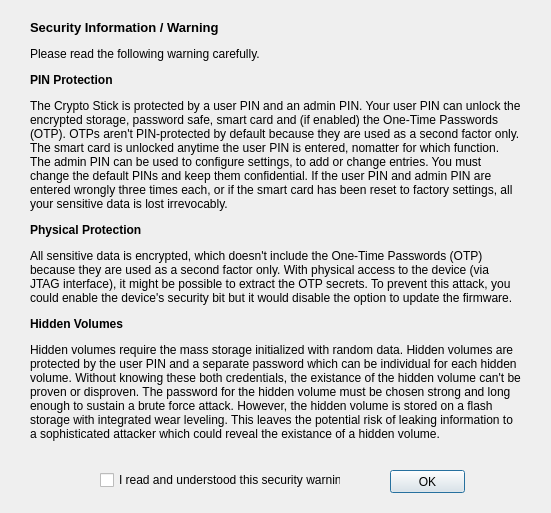
This is securitydialog.ui in Nitrokey/nitrokey-app as Qt 5 draws it before an edit. The edited form follows.
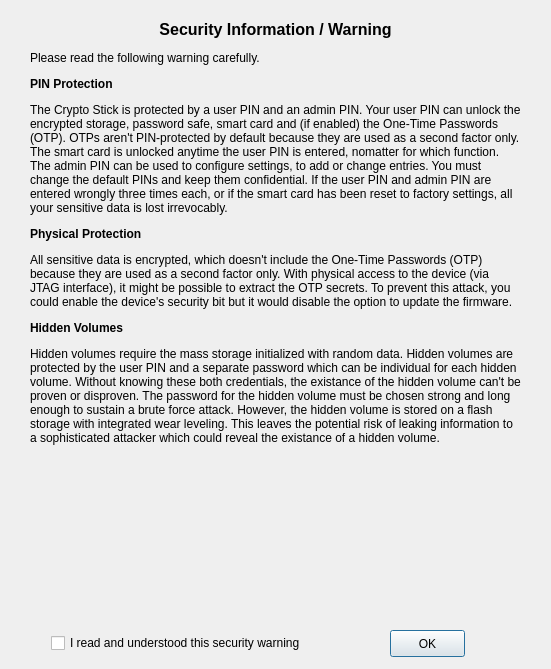
This is the edited form.

```diff
--- a/securitydialog.ui
+++ b/securitydialog.ui
@@ -7,7 +7,7 @@
     <x>0</x>
     <y>0</y>
     <width>551</width>
-    <height>513</height>
+    <height>669</height>
    </rect>
   </property>
   <property name="windowTitle">
@@ -19,11 +19,11 @@
      <x>30</x>
      <y>20</y>
      <width>491</width>
-     <height>451</height>
+     <height>601</height>
     </rect>
    </property>
    <property name="text">
-    <string>&lt;html&gt;&lt;head/&gt;&lt;body&gt;&lt;p&gt;&lt;span style=&quot; font-size:10pt; font-weight:600;&quot;&gt;Security Information / Warning&lt;/span&gt;&lt;/p&gt;&lt;p&gt;Please read the following warning carefully.&lt;/p&gt;&lt;p&gt;&lt;span style=&quot; font-weight:600;&quot;&gt;PIN Protection&lt;/span&gt;&lt;/p&gt;&lt;p&gt;The Crypto Stick is protected by a user PIN and an admin PIN. Your user PIN can unlock the encrypted storage, password safe, smart card and (if enabled) the One-Time Passwords (OTP). OTPs aren't PIN-protected by default because they are used as a second factor only. The smart card is unlocked anytime the user PIN is entered, nomatter for which function. The admin PIN can be used to configure settings, to add or change entries. You must change the default PINs and keep them confidential. If the user PIN and admin PIN are entered wrongly three times each, or if the smart card has been reset to factory settings, all your sensitive data is lost irrevocably.&lt;/p&gt;&lt;p&gt;&lt;span style=&quot; font-weight:600;&quot;&gt;Physical Protection&lt;/span&gt;&lt;/p&gt;&lt;p&gt;All sensitive data is encrypted, which doesn't include the One-Time Passwords (OTP) because they are used as a second factor only. With physical access to the device (via JTAG interface), it might be possible to extract the OTP secrets. To prevent this attack, you could enable the device's security bit but it would disable the option to update the firmware.&lt;/p&gt;&lt;p&gt;&lt;span style=&quot; font-weight:600;&quot;&gt;Hidden Volumes&lt;/span&gt;&lt;/p&gt;&lt;p&gt;Hidden volumes require the mass storage initialized with random data. Hidden volumes are protected by the user PIN and a separate password which can be individual for each hidden volume. Without knowing these both credentials, the existance of the hidden volume can't be proven or disproven. The password for the hidden volume must be chosen strong and long enough to sustain a brute force attack. However, the hidden volume is stored on a flash storage with integrated wear leveling. This leaves the potential risk of leaking information to a sophisticated attacker which could reveal the existance of a hidden volume.&lt;/p&gt;&lt;/body&gt;&lt;/html&gt;</string>
+    <string>&lt;html&gt;&lt;head/&gt;&lt;body&gt;&lt;p align=&quot;center&quot;&gt;&lt;span style=&quot; font-size:12pt; font-weight:600;&quot;&gt;Security Information / Warning&lt;/span&gt;&lt;/p&gt;&lt;p&gt;Please read the following warning carefully.&lt;/p&gt;&lt;p&gt;&lt;span style=&quot; font-weight:600;&quot;&gt;PIN Protection&lt;/span&gt;&lt;/p&gt;&lt;p&gt;The Crypto Stick is protected by a user PIN and an admin PIN. Your user PIN can unlock the encrypted storage, password safe, smart card and (if enabled) the One-Time Passwords (OTP). OTPs aren't PIN-protected by default because they are used as a second factor only. The smart card is unlocked anytime the user PIN is entered, nomatter for which function. The admin PIN can be used to configure settings, to add or change entries. You must change the default PINs and keep them confidential. If the user PIN and admin PIN are entered wrongly three times each, or if the smart card has been reset to factory settings, all your sensitive data is lost irrevocably.&lt;/p&gt;&lt;p&gt;&lt;span style=&quot; font-weight:600;&quot;&gt;Physical Protection&lt;/span&gt;&lt;/p&gt;&lt;p&gt;All sensitive data is encrypted, which doesn't include the One-Time Passwords (OTP) because they are used as a second factor only. With physical access to the device (via JTAG interface), it might be possible to extract the OTP secrets. To prevent this attack, you could enable the device's security bit but it would disable the option to update the firmware.&lt;/p&gt;&lt;p&gt;&lt;span style=&quot; font-weight:600;&quot;&gt;Hidden Volumes&lt;/span&gt;&lt;/p&gt;&lt;p&gt;Hidden volumes require the mass storage initialized with random data. Hidden volumes are protected by the user PIN and a separate password which can be individual for each hidden volume. Without knowing these both credentials, the existance of the hidden volume can't be proven or disproven. The password for the hidden volume must be chosen strong and long enough to sustain a brute force attack. However, the hidden volume is stored on a flash storage with integrated wear leveling. This leaves the potential risk of leaking information to a sophisticated attacker which could reveal the existance of a hidden volume.&lt;/p&gt;&lt;/body&gt;&lt;/html&gt;</string>
    </property>
    <property name="alignment">
     <set>Qt::AlignLeading|Qt::AlignLeft|Qt::AlignTop</set>
@@ -36,9 +36,9 @@
    <property name="geometry">
     <rect>
      <x>390</x>
-     <y>470</y>
+     <y>630</y>
      <width>75</width>
-     <height>23</height>
+     <height>27</height>
     </rect>
    </property>
    <property name="text">
@@ -48,14 +48,14 @@
   <widget class="QCheckBox" name="ST_CheckBox">
    <property name="geometry">
     <rect>
-     <x>100</x>
-     <y>470</y>
-     <width>241</width>
+     <x>51</x>
+     <y>633</y>
+     <width>331</width>
      <height>20</height>
     </rect>
    </property>
    <property name="text">
-    <string>I read and understood this security warning. </string>
+    <string>I read and understood this security warning</string>
    </property>
   </widget>
  </widget>
```
